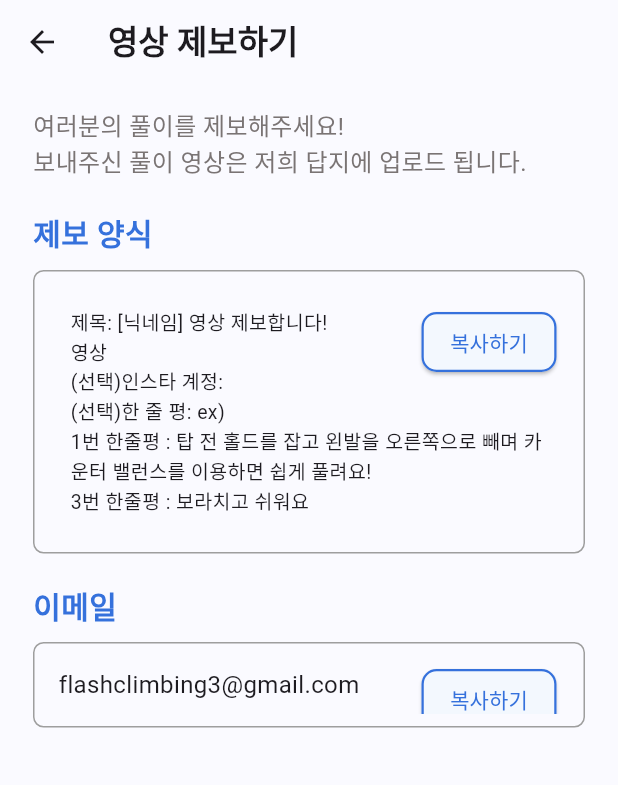
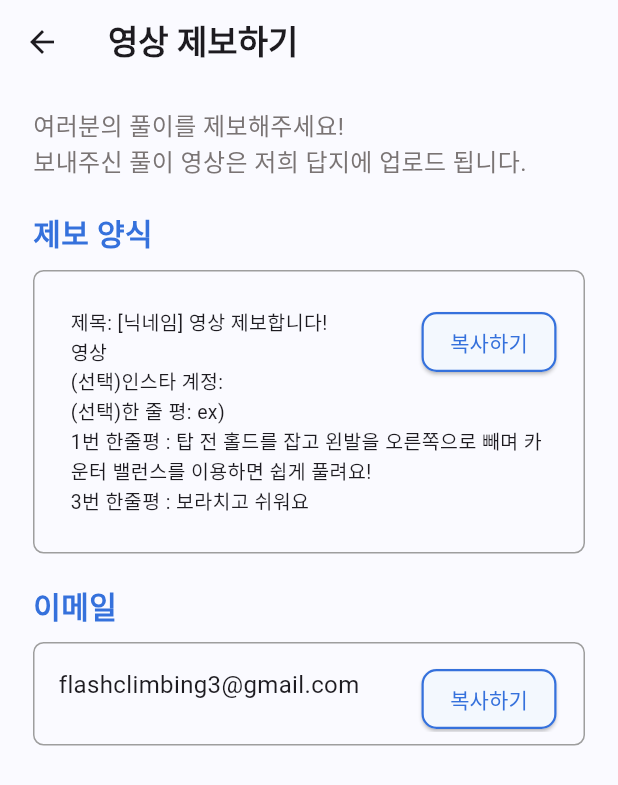
Before and after one commit to hu5768/Flash, a Flutter app: the ReportPage screen opened directly, on a phone screen of 412 x 824 dp. Shown: the top 785 px of the screen. Run offline on Flutter 3.47's test engine with Material 3 defaults, Android fonts, the phone set to English and light mode, and no system bars; our stand-ins replace carousel_slider, dio, firebase_analytics, firebase_core, get, video_player; accounts and stored records are empty; network calls fail.

Commit message:
FLASH-50 제보 페이지 ui 수정

```diff
--- a/lib/view/report/report_page.dart
+++ b/lib/view/report/report_page.dart
@@ -101,7 +101,7 @@ class ReportPage extends StatelessWidget {
                   child: Stack(
                     children: [
                       Padding(
-                        padding: const EdgeInsets.all(8.0),
+                        padding: const EdgeInsets.fromLTRB(8, 8, 8, 20),
                         child: Text(
                           myEmail,
                           style: const TextStyle(fontSize: 16),
```
Also changed, not shown: 1 other file.
